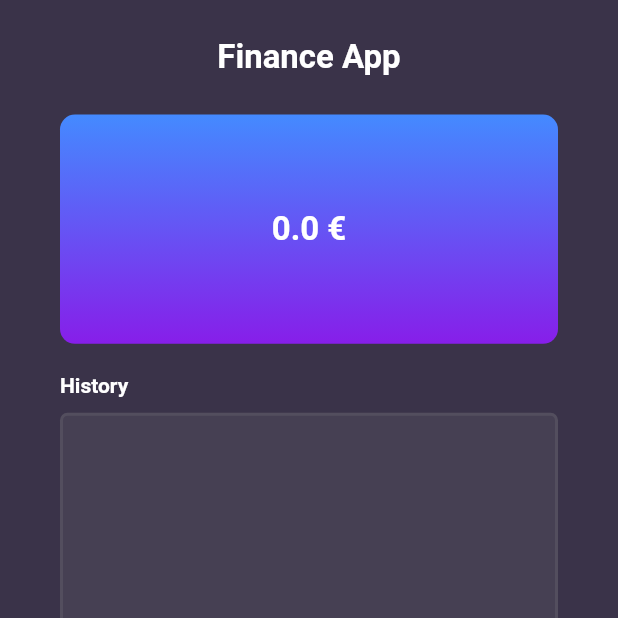
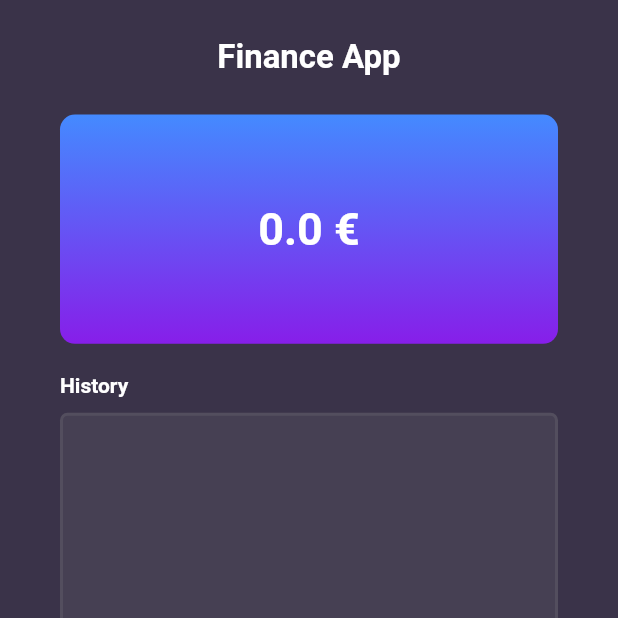
Before and after one commit to PolRecasensSarra/MyFinances, a Flutter app: the screen it shows after launch, on a phone screen of 412 x 824 dp, the top half of it. Run offline on Flutter 3.47's test engine with Material 2 defaults, Android fonts, the phone set to English and light mode, and no system bars.

Commit message:
text style

```diff
--- a/finance_app/lib/FinancePage.dart
+++ b/finance_app/lib/FinancePage.dart
@@ -82,7 +82,7 @@ class _FinancePageState extends State<FinancePage> {
                           getFormattedBalance(),
                           style: const TextStyle(
                             fontWeight: FontWeight.bold,
-                            fontSize: 22.0,
+                            fontSize: 30.0,
                             color: Colors.white,
                           ),
                         ),
@@ -153,6 +153,8 @@ class _FinancePageState extends State<FinancePage> {
                                         color: Colors.white,
                                       ),
                                     ),
+                                    focusColor: getColorByEntryValue(
+                                        entryList[index].value),
                                     hoverColor: getColorByEntryValue(
                                         entryList[index].value),
                                     shape: RoundedRectangleBorder(
@@ -195,6 +197,9 @@ class _FinancePageState extends State<FinancePage> {
                         child: TextFormField(
                           controller: nameTextCtrl,
                           cursorColor: Colors.white,
+                          style: const TextStyle(
+                            color: Colors.white,
+                          ),
                           decoration: InputDecoration(
                             filled: true,
                             fillColor: const Color.fromARGB(255, 94, 94, 94),
@@ -246,6 +251,9 @@ class _FinancePageState extends State<FinancePage> {
                             FilteringTextInputFormatter.allow(
                                 RegExp('[0-9.,]')),
                           ], // Only numbers can be entered
+                          style: const TextStyle(
+                            color: Colors.white,
+                          ),
                           decoration: InputDecoration(
                             filled: true,
                             fillColor: const Color.fromARGB(255, 94, 94, 94),
```
